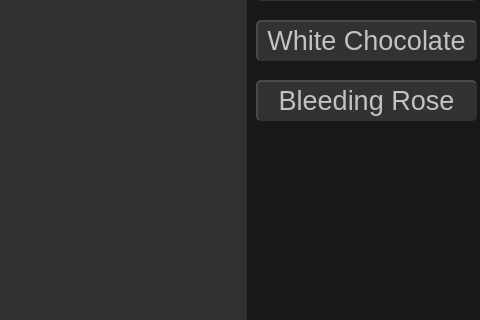
Above: gui.ui from nicktimur/Python-OOP-MP3-Player before the change; both pictures show x 734 to 1214 and y 250 to 570 of the 1214 by 669 pixel window. Below: the same form after it.
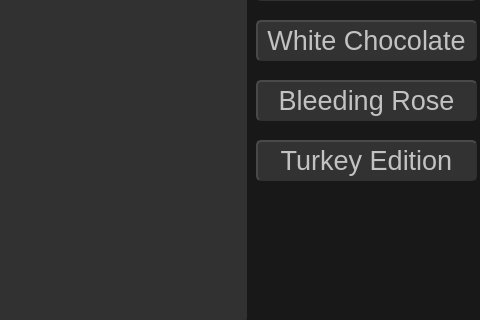
That is the form after the change. Icons and pictures are not drawn.

```diff
--- a/gui.ui
+++ b/gui.ui
@@ -967,6 +967,44 @@
     <string>Bleeding Rose</string>
    </property>
   </widget>
+  <widget class="QPushButton" name="Turkey_Edition">
+   <property name="geometry">
+    <rect>
+     <x>990</x>
+     <y>390</y>
+     <width>221</width>
+     <height>41</height>
+    </rect>
+   </property>
+   <property name="font">
+    <font>
+     <family>Yu Gothic UI</family>
+     <pointsize>20</pointsize>
+    </font>
+   </property>
+   <property name="styleSheet">
+    <string notr="true">QPushButton {
+    color: #c2c2c2;
+    border: 2px solid #313131;
+    border-radius: 5px;
+    border-style: outset;
+    background:  rgb(50, 50, 50);
+    }
+
+QPushButton:hover {
+    background:  rgb(30, 30, 30);
+	border: 2px solid #2a2a2a;
+    }
+
+QPushButton:pressed {
+    border-style: inset;
+    background: rgb(15, 15, 15);
+    }</string>
+   </property>
+   <property name="text">
+    <string>Turkey Edition</string>
+   </property>
+  </widget>
  </widget>
  <resources/>
  <connections/>
```
